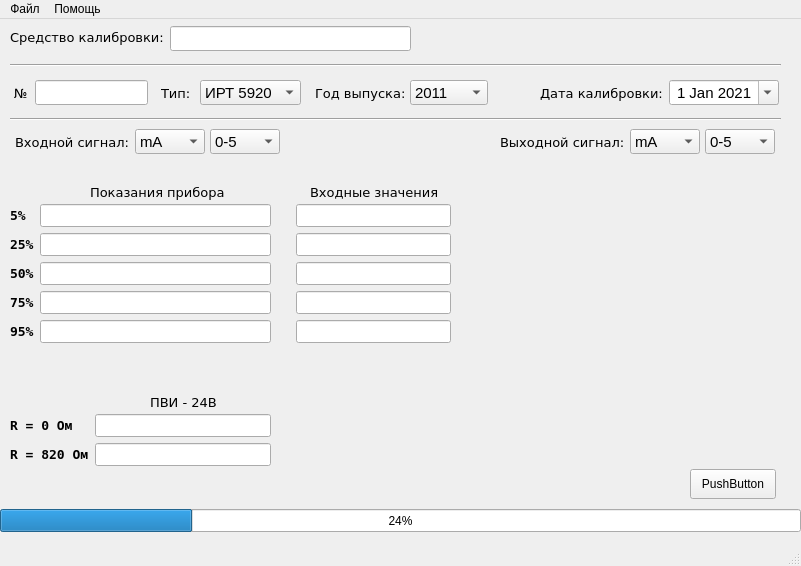
The window that main.ui (asd192/CalibrationIRT59) describes before a commit, drawn with Qt 5.
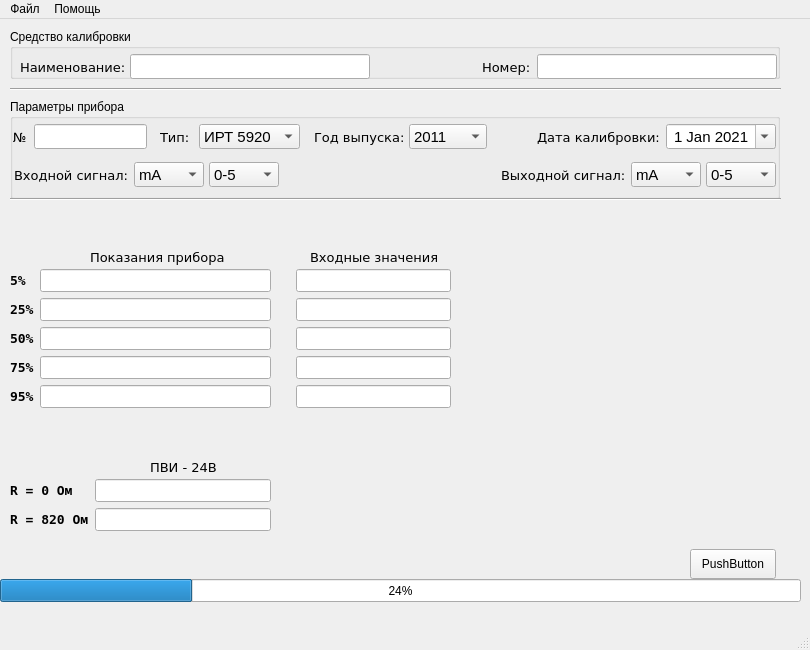
The same window after the commit.

Patch:
```diff
--- a/main.ui
+++ b/main.ui
@@ -6,163 +6,19 @@
    <rect>
     <x>0</x>
     <y>0</y>
-    <width>801</width>
-    <height>566</height>
+    <width>810</width>
+    <height>650</height>
    </rect>
   </property>
   <property name="windowTitle">
    <string>MainWindow</string>
   </property>
   <widget class="QWidget" name="centralwidget">
-   <widget class="QComboBox" name="comboBox">
-    <property name="geometry">
-     <rect>
-      <x>410</x>
-      <y>61</y>
-      <width>78</width>
-      <height>25</height>
-     </rect>
-    </property>
-    <property name="font">
-     <font>
-      <family>Segoe UI</family>
-      <pointsize>11</pointsize>
-     </font>
-    </property>
-    <item>
-     <property name="text">
-      <string>2011</string>
-     </property>
-    </item>
-    <item>
-     <property name="text">
-      <string>2012</string>
-     </property>
-    </item>
-    <item>
-     <property name="text">
-      <string>2013</string>
-     </property>
-    </item>
-    <item>
-     <property name="text">
-      <string>2014</string>
-     </property>
-    </item>
-    <item>
-     <property name="text">
-      <string>2015</string>
-     </property>
-    </item>
-    <item>
-     <property name="text">
-      <string>2016</string>
-     </property>
-    </item>
-    <item>
-     <property name="text">
-      <string>2017</string>
-     </property>
-    </item>
-    <item>
-     <property name="text">
-      <string>2018</string>
-     </property>
-    </item>
-    <item>
-     <property name="text">
-      <string>2019</string>
-     </property>
-    </item>
-    <item>
-     <property name="text">
-      <string>2020</string>
-     </property>
-    </item>
-    <item>
-     <property name="text">
-      <string>2021</string>
-     </property>
-    </item>
-    <item>
-     <property name="text">
-      <string>2022</string>
-     </property>
-    </item>
-   </widget>
-   <widget class="QDateEdit" name="dateEdit">
-    <property name="enabled">
-     <bool>true</bool>
-    </property>
-    <property name="geometry">
-     <rect>
-      <x>669</x>
-      <y>61</y>
-      <width>110</width>
-      <height>25</height>
-     </rect>
-    </property>
-    <property name="font">
-     <font>
-      <family>Segoe UI</family>
-      <pointsize>11</pointsize>
-     </font>
-    </property>
-    <property name="wrapping">
-     <bool>false</bool>
-    </property>
-    <property name="frame">
-     <bool>true</bool>
-    </property>
-    <property name="alignment">
-     <set>Qt::AlignCenter</set>
-    </property>
-    <property name="buttonSymbols">
-     <enum>QAbstractSpinBox::UpDownArrows</enum>
-    </property>
-    <property name="accelerated">
-     <bool>false</bool>
-    </property>
-    <property name="calendarPopup">
-     <bool>true</bool>
-    </property>
-    <property name="date">
-     <date>
-      <year>2021</year>
-      <month>1</month>
-      <day>1</day>
-     </date>
-    </property>
-   </widget>
-   <widget class="QLabel" name="label">
-    <property name="geometry">
-     <rect>
-      <x>315</x>
-      <y>66</y>
-      <width>91</width>
-      <height>16</height>
-     </rect>
-    </property>
-    <property name="font">
-     <font>
-      <family>DejaVu Sans</family>
-      <pointsize>10</pointsize>
-      <weight>50</weight>
-      <bold>false</bold>
-     </font>
-    </property>
-    <property name="text">
-     <string>Год выпуска:</string>
-    </property>
-    <property name="buddy">
-     <cstring>comboBox</cstring>
-    </property>
-   </widget>
    <widget class="QWidget" name="formLayoutWidget">
     <property name="geometry">
      <rect>
       <x>10</x>
-      <y>185</y>
+      <y>250</y>
       <width>261</width>
       <height>181</height>
      </rect>
@@ -329,7 +185,7 @@
     <property name="geometry">
      <rect>
       <x>0</x>
-      <y>490</y>
+      <y>560</y>
       <width>801</width>
       <height>23</height>
      </rect>
@@ -338,70 +194,11 @@
      <number>24</number>
     </property>
    </widget>
-   <widget class="QLabel" name="label_7">
-    <property name="geometry">
-     <rect>
-      <x>161</x>
-      <y>66</y>
-      <width>31</width>
-      <height>16</height>
-     </rect>
-    </property>
-    <property name="font">
-     <font>
-      <family>DejaVu Sans</family>
-      <pointsize>10</pointsize>
-      <weight>50</weight>
-      <bold>false</bold>
-     </font>
-    </property>
-    <property name="text">
-     <string>Тип:</string>
-    </property>
-    <property name="buddy">
-     <cstring>comboBox_2</cstring>
-    </property>
-   </widget>
-   <widget class="QComboBox" name="comboBox_2">
-    <property name="geometry">
-     <rect>
-      <x>200</x>
-      <y>61</y>
-      <width>101</width>
-      <height>25</height>
-     </rect>
-    </property>
-    <property name="maximumSize">
-     <size>
-      <width>101</width>
-      <height>16777215</height>
-     </size>
-    </property>
-    <property name="font">
-     <font>
-      <family>Segoe UI</family>
-      <pointsize>11</pointsize>
-     </font>
-    </property>
-    <property name="acceptDrops">
-     <bool>false</bool>
-    </property>
-    <item>
-     <property name="text">
-      <string>ИРТ 5920</string>
-     </property>
-    </item>
-    <item>
-     <property name="text">
-      <string>ИРТ 5940</string>
-     </property>
-    </item>
-   </widget>
    <widget class="Line" name="line_up">
     <property name="geometry">
      <rect>
       <x>10</x>
-      <y>36</y>
+      <y>60</y>
       <width>771</width>
       <height>20</height>
      </rect>
@@ -414,7 +211,7 @@
     <property name="geometry">
      <rect>
       <x>90</x>
-      <y>165</y>
+      <y>230</y>
       <width>141</width>
       <height>16</height>
      </rect>
@@ -431,188 +228,11 @@
      <string>Показания прибора</string>
     </property>
    </widget>
-   <widget class="QLabel" name="label_9">
-    <property name="geometry">
-     <rect>
-      <x>14</x>
-      <y>66</y>
-      <width>16</width>
-      <height>16</height>
-     </rect>
-    </property>
-    <property name="font">
-     <font>
-      <family>DejaVu Sans</family>
-      <pointsize>10</pointsize>
-      <weight>50</weight>
-      <bold>false</bold>
-     </font>
-    </property>
-    <property name="text">
-     <string>№</string>
-    </property>
-    <property name="buddy">
-     <cstring>lineEdit_6</cstring>
-    </property>
-   </widget>
-   <widget class="QLineEdit" name="lineEdit_6">
-    <property name="geometry">
-     <rect>
-      <x>35</x>
-      <y>61</y>
-      <width>113</width>
-      <height>25</height>
-     </rect>
-    </property>
-    <property name="font">
-     <font>
-      <family>Segoe UI</family>
-      <pointsize>11</pointsize>
-     </font>
-    </property>
-    <property name="focusPolicy">
-     <enum>Qt::ClickFocus</enum>
-    </property>
-   </widget>
-   <widget class="QComboBox" name="comboBox_3">
-    <property name="geometry">
-     <rect>
-      <x>135</x>
-      <y>110</y>
-      <width>70</width>
-      <height>25</height>
-     </rect>
-    </property>
-    <property name="font">
-     <font>
-      <family>Segoe UI</family>
-      <pointsize>11</pointsize>
-     </font>
-    </property>
-    <property name="editable">
-     <bool>false</bool>
-    </property>
-    <property name="sizeAdjustPolicy">
-     <enum>QComboBox::AdjustToContentsOnFirstShow</enum>
-    </property>
-    <item>
-     <property name="text">
-      <string>mA</string>
-     </property>
-    </item>
-    <item>
-     <property name="text">
-      <string>ТСМ</string>
-     </property>
-    </item>
-    <item>
-     <property name="text">
-      <string>ТП</string>
-     </property>
-    </item>
-   </widget>
-   <widget class="QLabel" name="label_10">
-    <property name="geometry">
-     <rect>
-      <x>15</x>
-      <y>115</y>
-      <width>121</width>
-      <height>16</height>
-     </rect>
-    </property>
-    <property name="font">
-     <font>
-      <family>DejaVu Sans</family>
-      <pointsize>10</pointsize>
-      <weight>50</weight>
-      <bold>false</bold>
-     </font>
-    </property>
-    <property name="text">
-     <string>Входной сигнал:</string>
-    </property>
-   </widget>
-   <widget class="QComboBox" name="comboBox_4">
-    <property name="geometry">
-     <rect>
-      <x>210</x>
-      <y>110</y>
-      <width>70</width>
-      <height>25</height>
-     </rect>
-    </property>
-    <property name="font">
-     <font>
-      <family>Segoe UI</family>
-      <pointsize>11</pointsize>
-     </font>
-    </property>
-    <item>
-     <property name="text">
-      <string>0-5</string>
-     </property>
-    </item>
-    <item>
-     <property name="text">
-      <string>0-20</string>
-     </property>
-    </item>
-    <item>
-     <property name="text">
-      <string>4-20</string>
-     </property>
-    </item>
-   </widget>
-   <widget class="QLabel" name="label_11">
-    <property name="geometry">
-     <rect>
-      <x>540</x>
-      <y>66</y>
-      <width>131</width>
-      <height>16</height>
-     </rect>
-    </property>
-    <property name="font">
-     <font>
-      <family>DejaVu Sans</family>
-      <pointsize>10</pointsize>
-      <weight>50</weight>
-      <bold>false</bold>
-     </font>
-    </property>
-    <property name="text">
-     <string>Дата калибровки:</string>
-    </property>
-    <property name="buddy">
-     <cstring>dateEdit</cstring>
-    </property>
-   </widget>
-   <widget class="QLabel" name="label_12">
-    <property name="geometry">
-     <rect>
-      <x>500</x>
-      <y>115</y>
-      <width>131</width>
-      <height>16</height>
-     </rect>
-    </property>
-    <property name="font">
-     <font>
-      <family>DejaVu Sans</family>
-      <pointsize>10</pointsize>
-      <weight>50</weight>
-      <bold>false</bold>
-     </font>
-    </property>
-    <property name="text">
-     <string>Выходной сигнал:</string>
-    </property>
-   </widget>
    <widget class="QLabel" name="label_13">
     <property name="geometry">
      <rect>
       <x>310</x>
-      <y>165</y>
+      <y>230</y>
       <width>141</width>
       <height>16</height>
      </rect>
@@ -633,7 +253,7 @@
     <property name="geometry">
      <rect>
       <x>290</x>
-      <y>185</y>
+      <y>250</y>
       <width>161</width>
       <height>181</height>
      </rect>
@@ -701,7 +321,7 @@
     <property name="geometry">
      <rect>
       <x>150</x>
-      <y>375</y>
+      <y>440</y>
       <width>71</width>
       <height>16</height>
      </rect>
@@ -722,7 +342,7 @@
     <property name="geometry">
      <rect>
       <x>10</x>
-      <y>395</y>
+      <y>460</y>
       <width>261</width>
       <height>71</height>
      </rect>
@@ -780,74 +400,6 @@
      </item>
     </layout>
    </widget>
-   <widget class="QComboBox" name="comboBox_5">
-    <property name="geometry">
-     <rect>
-      <x>630</x>
-      <y>110</y>
-      <width>70</width>
-      <height>25</height>
-     </rect>
-    </property>
-    <property name="font">
-     <font>
-      <family>Segoe UI</family>
-      <pointsize>11</pointsize>
-     </font>
-    </property>
-    <property name="editable">
-     <bool>false</bool>
-    </property>
-    <property name="sizeAdjustPolicy">
-     <enum>QComboBox::AdjustToContentsOnFirstShow</enum>
-    </property>
-    <item>
-     <property name="text">
-      <string>mA</string>
-     </property>
-    </item>
-    <item>
-     <property name="text">
-      <string>ТСМ</string>
-     </property>
-    </item>
-    <item>
-     <property name="text">
-      <string>ТП</string>
-     </property>
-    </item>
-   </widget>
-   <widget class="QComboBox" name="comboBox_6">
-    <property name="geometry">
-     <rect>
-      <x>705</x>
-      <y>110</y>
-      <width>70</width>
-      <height>25</height>
-     </rect>
-    </property>
-    <property name="font">
-     <font>
-      <family>Segoe UI</family>
-      <pointsize>11</pointsize>
-     </font>
-    </property>
-    <item>
-     <property name="text">
-      <string>0-5</string>
-     </property>
-    </item>
-    <item>
-     <property name="text">
-      <string>0-20</string>
-     </property>
-    </item>
-    <item>
-     <property name="text">
-      <string>4-20</string>
-     </property>
-    </item>
-   </widget>
    <widget class="QPushButton" name="pushButton">
     <property name="enabled">
      <bool>true</bool>
@@ -855,7 +407,7 @@
     <property name="geometry">
      <rect>
       <x>690</x>
-      <y>450</y>
+      <y>530</y>
       <width>86</width>
       <height>30</height>
      </rect>
@@ -867,60 +419,613 @@
      <bool>false</bool>
     </property>
    </widget>
-   <widget class="Line" name="line_up_2">
-    <property name="geometry">
-     <rect>
-      <x>10</x>
-      <y>90</y>
-      <width>771</width>
-      <height>20</height>
-     </rect>
-    </property>
-    <property name="orientation">
-     <enum>Qt::Horizontal</enum>
-    </property>
-   </widget>
-   <widget class="QLabel" name="label_17">
+   <widget class="QGroupBox" name="groupBox">
     <property name="geometry">
      <rect>
       <x>10</x>
       <y>10</y>
-      <width>161</width>
-      <height>16</height>
+      <width>770</width>
+      <height>50</height>
+     </rect>
+    </property>
+    <property name="autoFillBackground">
+     <bool>false</bool>
+    </property>
+    <property name="styleSheet">
+     <string notr="true"/>
+    </property>
+    <property name="inputMethodHints">
+     <set>Qt::ImhNone</set>
+    </property>
+    <property name="title">
+     <string>Средство калибровки</string>
+    </property>
+    <widget class="QLineEdit" name="lineEdit_14">
+     <property name="geometry">
+      <rect>
+       <x>120</x>
+       <y>25</y>
+       <width>240</width>
+       <height>25</height>
+      </rect>
+     </property>
+     <property name="font">
+      <font>
+       <family>Segoe UI</family>
+       <pointsize>11</pointsize>
+      </font>
+     </property>
+     <property name="focusPolicy">
+      <enum>Qt::ClickFocus</enum>
+     </property>
+     <property name="inputMethodHints">
+      <set>Qt::ImhUppercaseOnly</set>
+     </property>
+    </widget>
+    <widget class="QLabel" name="label_17">
+     <property name="geometry">
+      <rect>
+       <x>10</x>
+       <y>30</y>
+       <width>111</width>
+       <height>16</height>
+      </rect>
+     </property>
+     <property name="font">
+      <font>
+       <family>DejaVu Sans</family>
+       <pointsize>10</pointsize>
+       <weight>50</weight>
+       <italic>false</italic>
+       <bold>false</bold>
+       <kerning>true</kerning>
+      </font>
+     </property>
+     <property name="text">
+      <string>Наименование:</string>
+     </property>
+    </widget>
+    <widget class="QLabel" name="label_18">
+     <property name="geometry">
+      <rect>
+       <x>472</x>
+       <y>30</y>
+       <width>51</width>
+       <height>16</height>
+      </rect>
+     </property>
+     <property name="font">
+      <font>
+       <family>DejaVu Sans</family>
+       <pointsize>10</pointsize>
+       <weight>50</weight>
+       <italic>false</italic>
+       <bold>false</bold>
+       <kerning>true</kerning>
+      </font>
+     </property>
+     <property name="text">
+      <string>Номер:</string>
+     </property>
+    </widget>
+    <widget class="QLineEdit" name="lineEdit_15">
+     <property name="geometry">
+      <rect>
+       <x>527</x>
+       <y>25</y>
+       <width>240</width>
+       <height>25</height>
+      </rect>
+     </property>
+     <property name="font">
+      <font>
+       <family>Segoe UI</family>
+       <pointsize>11</pointsize>
+      </font>
+     </property>
+     <property name="focusPolicy">
+      <enum>Qt::ClickFocus</enum>
+     </property>
+     <property name="text">
+      <string/>
+     </property>
+    </widget>
+   </widget>
+   <widget class="QGroupBox" name="groupBox_2">
+    <property name="geometry">
+     <rect>
+      <x>10</x>
+      <y>80</y>
+      <width>770</width>
+      <height>100</height>
      </rect>
     </property>
     <property name="font">
      <font>
-      <family>DejaVu Sans</family>
-      <pointsize>10</pointsize>
       <weight>50</weight>
       <bold>false</bold>
      </font>
     </property>
-    <property name="text">
-     <string>Средство калибровки:</string>
+    <property name="title">
+     <string>Параметры прибора</string>
     </property>
-    <property name="buddy">
-     <cstring>lineEdit_6</cstring>
-    </property>
+    <widget class="QLabel" name="label_9">
+     <property name="geometry">
+      <rect>
+       <x>3</x>
+       <y>30</y>
+       <width>16</width>
+       <height>16</height>
+      </rect>
+     </property>
+     <property name="font">
+      <font>
+       <family>DejaVu Sans</family>
+       <pointsize>10</pointsize>
+       <weight>50</weight>
+       <bold>false</bold>
+      </font>
+     </property>
+     <property name="text">
+      <string>№</string>
+     </property>
+     <property name="buddy">
+      <cstring>lineEdit_6</cstring>
+     </property>
+    </widget>
+    <widget class="QLineEdit" name="lineEdit_6">
+     <property name="geometry">
+      <rect>
+       <x>24</x>
+       <y>25</y>
+       <width>113</width>
+       <height>25</height>
+      </rect>
+     </property>
+     <property name="font">
+      <font>
+       <family>Segoe UI</family>
+       <pointsize>11</pointsize>
+       <weight>50</weight>
+       <bold>false</bold>
+      </font>
+     </property>
+     <property name="focusPolicy">
+      <enum>Qt::ClickFocus</enum>
+     </property>
+    </widget>
+    <widget class="QComboBox" name="comboBox_4">
+     <property name="geometry">
+      <rect>
+       <x>199</x>
+       <y>63</y>
+       <width>70</width>
+       <height>25</height>
+      </rect>
+     </property>
+     <property name="font">
+      <font>
+       <family>Segoe UI</family>
+       <pointsize>11</pointsize>
+       <weight>50</weight>
+       <bold>false</bold>
+      </font>
+     </property>
+     <item>
+      <property name="text">
+       <string>0-5</string>
+      </property>
+     </item>
+     <item>
+      <property name="text">
+       <string>0-20</string>
+      </property>
+     </item>
+     <item>
+      <property name="text">
+       <string>4-20</string>
+      </property>
+     </item>
+    </widget>
+    <widget class="QLabel" name="label_10">
+     <property name="geometry">
+      <rect>
+       <x>4</x>
+       <y>68</y>
+       <width>121</width>
+       <height>16</height>
+      </rect>
+     </property>
+     <property name="font">
+      <font>
+       <family>DejaVu Sans</family>
+       <pointsize>10</pointsize>
+       <weight>50</weight>
+       <bold>false</bold>
+      </font>
+     </property>
+     <property name="text">
+      <string>Входной сигнал:</string>
+     </property>
+    </widget>
+    <widget class="QComboBox" name="comboBox_3">
+     <property name="geometry">
+      <rect>
+       <x>124</x>
+       <y>63</y>
+       <width>70</width>
+       <height>25</height>
+      </rect>
+     </property>
+     <property name="font">
+      <font>
+       <family>Segoe UI</family>
+       <pointsize>11</pointsize>
+       <weight>50</weight>
+       <bold>false</bold>
+      </font>
+     </property>
+     <property name="editable">
+      <bool>false</bool>
+     </property>
+     <property name="sizeAdjustPolicy">
+      <enum>QComboBox::AdjustToContentsOnFirstShow</enum>
+     </property>
+     <item>
+      <property name="text">
+       <string>mA</string>
+      </property>
+     </item>
+     <item>
+      <property name="text">
+       <string>ТСМ</string>
+      </property>
+     </item>
+     <item>
+      <property name="text">
+       <string>ТП</string>
+      </property>
+     </item>
+    </widget>
+    <widget class="QLabel" name="label_11">
+     <property name="geometry">
+      <rect>
+       <x>527</x>
+       <y>30</y>
+       <width>131</width>
+       <height>16</height>
+      </rect>
+     </property>
+     <property name="font">
+      <font>
+       <family>DejaVu Sans</family>
+       <pointsize>10</pointsize>
+       <weight>50</weight>
+       <bold>false</bold>
+      </font>
+     </property>
+     <property name="text">
+      <string>Дата калибровки:</string>
+     </property>
+     <property name="buddy">
+      <cstring>dateEdit</cstring>
+     </property>
+    </widget>
+    <widget class="QLabel" name="label_12">
+     <property name="geometry">
+      <rect>
+       <x>491</x>
+       <y>68</y>
+       <width>131</width>
+       <height>16</height>
+      </rect>
+     </property>
+     <property name="font">
+      <font>
+       <family>DejaVu Sans</family>
+       <pointsize>10</pointsize>
+       <weight>50</weight>
+       <bold>false</bold>
+      </font>
+     </property>
+     <property name="text">
+      <string>Выходной сигнал:</string>
+     </property>
+    </widget>
+    <widget class="QComboBox" name="comboBox_6">
+     <property name="geometry">
+      <rect>
+       <x>696</x>
+       <y>63</y>
+       <width>70</width>
+       <height>25</height>
+      </rect>
+     </property>
+     <property name="font">
+      <font>
+       <family>Segoe UI</family>
+       <pointsize>11</pointsize>
+       <weight>50</weight>
+       <bold>false</bold>
+      </font>
+     </property>
+     <item>
+      <property name="text">
+       <string>0-5</string>
+      </property>
+     </item>
+     <item>
+      <property name="text">
+       <string>0-20</string>
+      </property>
+     </item>
+     <item>
+      <property name="text">
+       <string>4-20</string>
+      </property>
+     </item>
+    </widget>
+    <widget class="QDateEdit" name="dateEdit">
+     <property name="enabled">
+      <bool>true</bool>
+     </property>
+     <property name="geometry">
+      <rect>
+       <x>656</x>
+       <y>25</y>
+       <width>110</width>
+       <height>25</height>
+      </rect>
+     </property>
+     <property name="font">
+      <font>
+       <family>Segoe UI</family>
+       <pointsize>11</pointsize>
+       <weight>50</weight>
+       <bold>false</bold>
+      </font>
+     </property>
+     <property name="wrapping">
+      <bool>false</bool>
+     </property>
+     <property name="frame">
+      <bool>true</bool>
+     </property>
+     <property name="alignment">
+      <set>Qt::AlignCenter</set>
+     </property>
+     <property name="buttonSymbols">
+      <enum>QAbstractSpinBox::UpDownArrows</enum>
+     </property>
+     <property name="accelerated">
+      <bool>false</bool>
+     </property>
+     <property name="calendarPopup">
+      <bool>true</bool>
+     </property>
+     <property name="date">
+      <date>
+       <year>2021</year>
+       <month>1</month>
+       <day>1</day>
+      </date>
+     </property>
+    </widget>
+    <widget class="QComboBox" name="comboBox">
+     <property name="geometry">
+      <rect>
+       <x>399</x>
+       <y>25</y>
+       <width>78</width>
+       <height>25</height>
+      </rect>
+     </property>
+     <property name="font">
+      <font>
+       <family>Segoe UI</family>
+       <pointsize>11</pointsize>
+       <weight>50</weight>
+       <bold>false</bold>
+      </font>
+     </property>
+     <item>
+      <property name="text">
+       <string>2011</string>
+      </property>
+     </item>
+     <item>
+      <property name="text">
+       <string>2012</string>
+      </property>
+     </item>
+     <item>
+      <property name="text">
+       <string>2013</string>
+      </property>
+     </item>
+     <item>
+      <property name="text">
+       <string>2014</string>
+      </property>
+     </item>
+     <item>
+      <property name="text">
+       <string>2015</string>
+      </property>
+     </item>
+     <item>
+      <property name="text">
+       <string>2016</string>
+      </property>
+     </item>
+     <item>
+      <property name="text">
+       <string>2017</string>
+      </property>
+     </item>
+     <item>
+      <property name="text">
+       <string>2018</string>
+      </property>
+     </item>
+     <item>
+      <property name="text">
+       <string>2019</string>
+      </property>
+     </item>
+     <item>
+      <property name="text">
+       <string>2020</string>
+      </property>
+     </item>
+     <item>
+      <property name="text">
+       <string>2021</string>
+      </property>
+     </item>
+     <item>
+      <property name="text">
+       <string>2022</string>
+      </property>
+     </item>
+    </widget>
+    <widget class="QLabel" name="label">
+     <property name="geometry">
+      <rect>
+       <x>304</x>
+       <y>30</y>
+       <width>91</width>
+       <height>16</height>
+      </rect>
+     </property>
+     <property name="font">
+      <font>
+       <family>DejaVu Sans</family>
+       <pointsize>10</pointsize>
+       <weight>50</weight>
+       <bold>false</bold>
+      </font>
+     </property>
+     <property name="text">
+      <string>Год выпуска:</string>
+     </property>
+     <property name="buddy">
+      <cstring>comboBox</cstring>
+     </property>
+    </widget>
+    <widget class="QComboBox" name="comboBox_2">
+     <property name="geometry">
+      <rect>
+       <x>189</x>
+       <y>25</y>
+       <width>101</width>
+       <height>25</height>
+      </rect>
+     </property>
+     <property name="maximumSize">
+      <size>
+       <width>101</width>
+       <height>16777215</height>
+      </size>
+     </property>
+     <property name="font">
+      <font>
+       <family>Segoe UI</family>
+       <pointsize>11</pointsize>
+       <weight>50</weight>
+       <bold>false</bold>
+       <stylestrategy>PreferAntialias</stylestrategy>
+      </font>
+     </property>
+     <property name="acceptDrops">
+      <bool>false</bool>
+     </property>
+     <item>
+      <property name="text">
+       <string>ИРТ 5920</string>
+      </property>
+     </item>
+     <item>
+      <property name="text">
+       <string>ИРТ 5940</string>
+      </property>
+     </item>
+    </widget>
+    <widget class="QComboBox" name="comboBox_5">
+     <property name="geometry">
+      <rect>
+       <x>621</x>
+       <y>63</y>
+       <width>70</width>
+       <height>25</height>
+      </rect>
+     </property>
+     <property name="font">
+      <font>
+       <family>Segoe UI</family>
+       <pointsize>11</pointsize>
+       <weight>50</weight>
+       <bold>false</bold>
+      </font>
+     </property>
+     <property name="editable">
+      <bool>false</bool>
+     </property>
+     <property name="sizeAdjustPolicy">
+      <enum>QComboBox::AdjustToContentsOnFirstShow</enum>
+     </property>
+     <item>
+      <property name="text">
+       <string>mA</string>
+      </property>
+     </item>
+     <item>
+      <property name="text">
+       <string>ТСМ</string>
+      </property>
+     </item>
+     <item>
+      <property name="text">
+       <string>ТП</string>
+      </property>
+     </item>
+    </widget>
+    <widget class="QLabel" name="label_7">
+     <property name="geometry">
+      <rect>
+       <x>150</x>
+       <y>30</y>
+       <width>31</width>
+       <height>16</height>
+      </rect>
+     </property>
+     <property name="font">
+      <font>
+       <family>DejaVu Sans</family>
+       <pointsize>10</pointsize>
+       <weight>50</weight>
+       <bold>false</bold>
+      </font>
+     </property>
+     <property name="text">
+      <string>Тип:</string>
+     </property>
+     <property name="buddy">
+      <cstring>comboBox_2</cstring>
+     </property>
+    </widget>
    </widget>
-   <widget class="QLineEdit" name="lineEdit_14">
+   <widget class="Line" name="line_up_2">
     <property name="geometry">
      <rect>
-      <x>170</x>
-      <y>7</y>
-      <width>241</width>
-      <height>25</height>
+      <x>10</x>
+      <y>170</y>
+      <width>771</width>
+      <height>20</height>
      </rect>
     </property>
-    <property name="font">
-     <font>
-      <family>Segoe UI</family>
-      <pointsize>11</pointsize>
-     </font>
-    </property>
-    <property name="focusPolicy">
-     <enum>Qt::ClickFocus</enum>
+    <property name="orientation">
+     <enum>Qt::Horizontal</enum>
     </property>
    </widget>
   </widget>
@@ -929,7 +1034,7 @@
     <rect>
      <x>0</x>
      <y>0</y>
-     <width>801</width>
+     <width>810</width>
      <height>26</height>
     </rect>
    </property>
```
Left out of the diff: 7 changed lines with no effect on the pictures.
